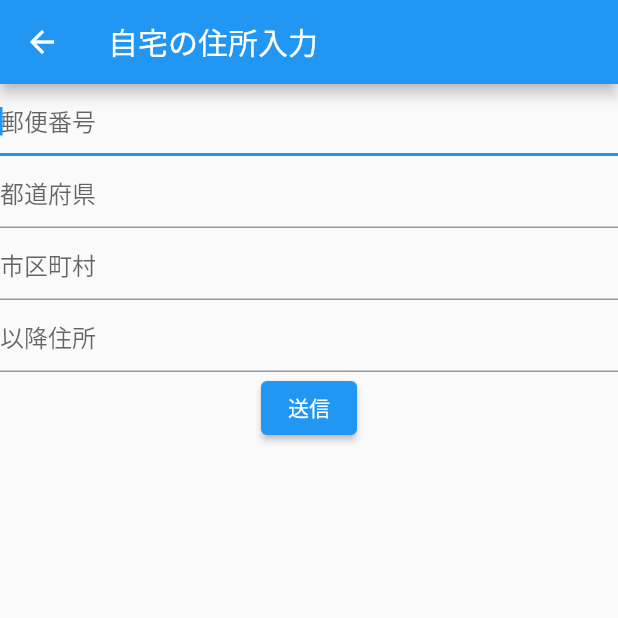
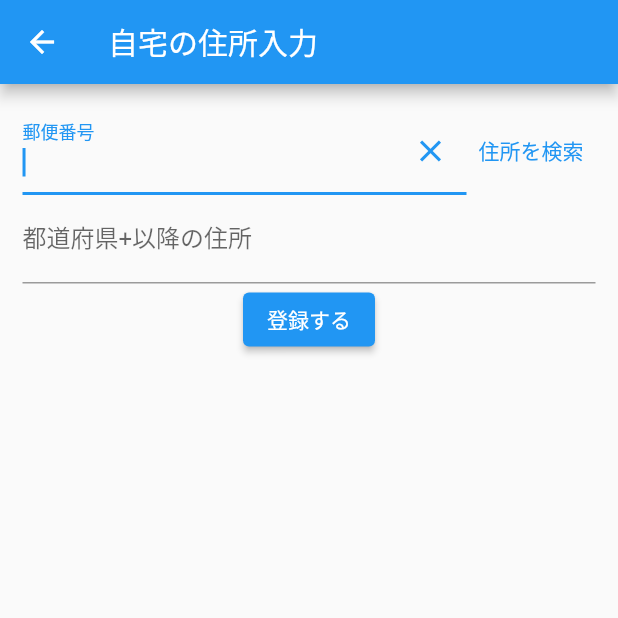
Before and after one commit to gassi4731/trigger-mobile, a Flutter app: the Address screen opened directly, on a phone screen of 412 x 824 dp, the top half of it. Run offline on Flutter 3.47's test engine with Material 2 defaults, Android fonts, the light colour scheme and no system bars; our stand-ins replace geocoding, geolocator, google_fonts.

Commit message:
add: 郵便番号からの自動検索

```diff
--- a/lib/ui/screen/address.dart
+++ b/lib/ui/screen/address.dart
@@ -1,4 +1,8 @@
+import 'dart:convert';
+
 import 'package:flutter/material.dart';
+import 'package:http/http.dart';
+import 'package:trigger/ui/theme/padding_size.dart';
 
 class Address extends StatefulWidget {
   const Address({Key? key}) : super(key: key);
@@ -13,52 +17,97 @@ class _AddressState extends State<Address> {
   String city = '';
   String address = '';
 
+  late TextEditingController zipCodeController;
+  late TextEditingController addressController;
+  late FocusNode zipCodeFocusNode;
+  late FocusNode addressFocusNode;
+
+  @override
+  void initState() {
+    super.initState();
+
+    zipCodeController = TextEditingController();
+    addressController = TextEditingController();
+    zipCodeFocusNode = FocusNode();
+    addressFocusNode = FocusNode();
+  }
+
+  @override
+  void dispose() {
+    zipCodeController.dispose();
+    addressController.dispose();
+    zipCodeFocusNode.dispose();
+    addressFocusNode.dispose();
+
+    super.dispose();
+  }
+
   @override
   Widget build(BuildContext context) {
     return Scaffold(
       appBar: AppBar(
         title: const Text('自宅の住所入力'),
       ),
-      body: Column(
-        children: <Widget>[
-          TextField(
-            decoration: const InputDecoration(
-              hintText: '郵便番号',
+      body: SingleChildScrollView(
+        padding: const EdgeInsets.all(PaddingSize.ps15),
+        child: Column(
+          children: <Widget>[
+            Row(
+              children: [
+                Expanded(
+                  child: TextFormField(
+                    autofocus: true,
+                    focusNode: zipCodeFocusNode,
+                    controller: zipCodeController,
+                    keyboardType: TextInputType.number,
+                    decoration: InputDecoration(
+                      labelText: '郵便番号',
+                      suffixIcon: IconButton(
+                        highlightColor: Colors.transparent,
+                        icon: const SizedBox(
+                          width: 36,
+                          child: Icon(Icons.clear),
+                        ),
+                        onPressed: () {
+                          zipCodeController.clear();
+                          addressController.clear();
+                        },
+                        splashColor: Colors.transparent,
+                      ),
+                    ),
+                  ),
+                ),
+                TextButton(
+                  onPressed: () async {
+                    final result = await get(
+                      Uri.parse(
+                        'https://zipcloud.ibsnet.co.jp/api/search?zipcode=${zipCodeController.text}',
+                      ),
+                    );
+                    final map = jsonDecode(result.body)['results'][0]
+                        as Map<dynamic, dynamic>;
+                    addressController.text =
+                        '${map['address1']}${map['address2']}${map['address3']}';
+
+                    addressFocusNode.requestFocus();
+                  },
+                  child: const Text('住所を検索'),
+                )
+              ],
             ),
-            autofocus: true,
-            onChanged: (text) {
-              postCode = text;
-            },
-          ),
-          TextField(
-            decoration: const InputDecoration(
-              hintText: '都道府県',
+            TextFormField(
+              focusNode: addressFocusNode,
+              controller: addressController,
+              decoration: const InputDecoration(
+                labelText: '都道府県+以降の住所',
+              ),
             ),
-            onChanged: (text) {
-              prefecture = text;
-            },
-          ),
-          TextField(
-            decoration: const InputDecoration(
-              hintText: '市区町村',
+            ElevatedButton(
+              child: const Text('登録する'),
+              onPressed: () {},
             ),
-            onChanged: (text) {
-              city = text;
-            },
-          ),
-          TextField(
-            decoration: const InputDecoration(
-              hintText: '以降住所',
-            ),
-            onChanged: (text) {
-              address = text;
-            },
-          ),
-          ElevatedButton(
-            child: const Text('送信'),
-            onPressed: () {},
-          ),
-        ],
+          ],
+        ),
       ),
     );
   }
```
